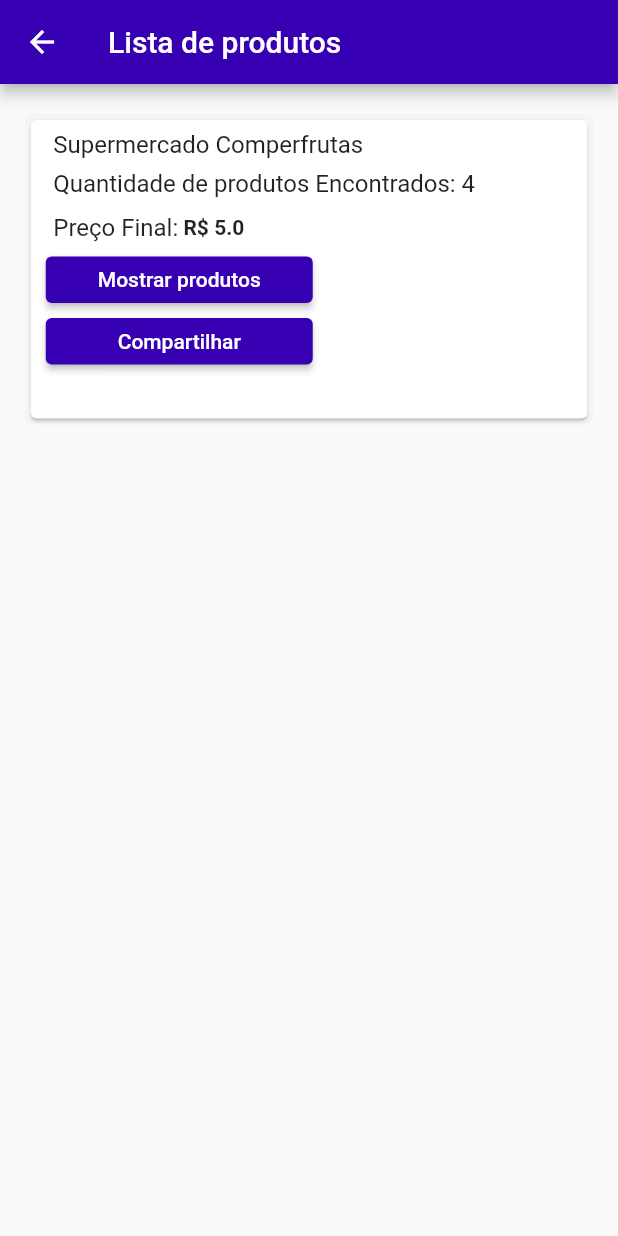
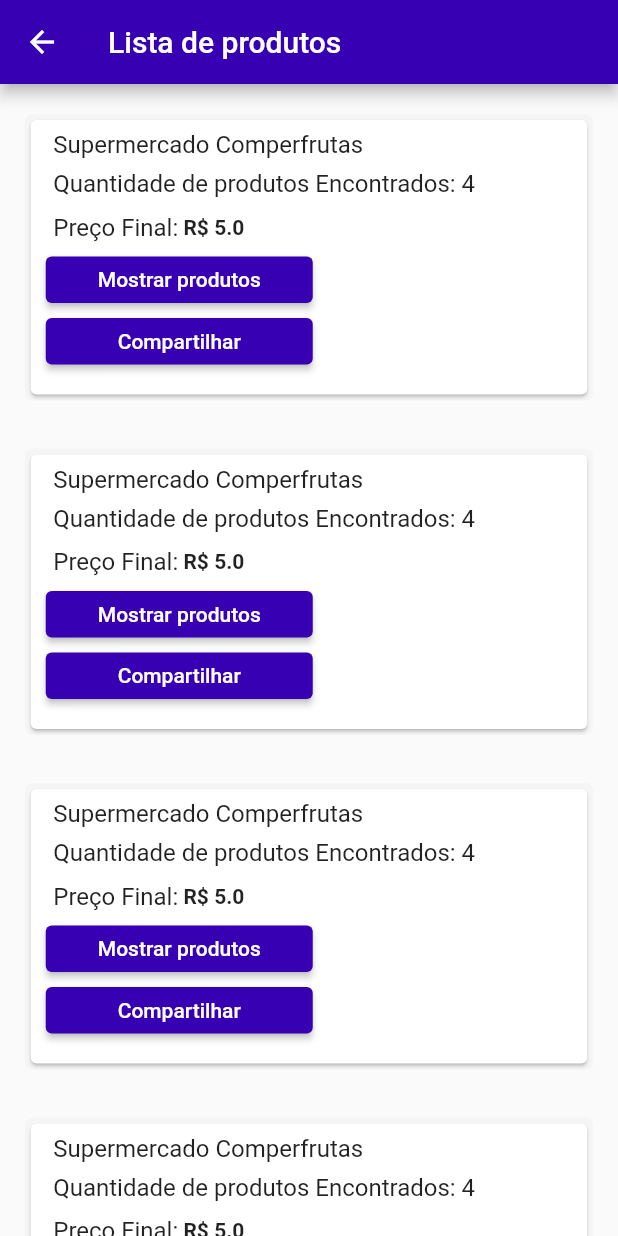
Before and after one commit to MathMedrado/procure_aqui, a Flutter app: the productComparationPage screen opened by its route, on a phone screen of 412 x 824 dp. Run offline on Flutter 3.47's test engine with Material 2 defaults, Android fonts, the light colour scheme and no system bars; missing offline and left inert: app_bar_with_search_switch.

Commit message:
adicionando telas finais

```diff
--- a/frontend/procure_aqui/lib/components/comparationProductCard.dart
+++ b/frontend/procure_aqui/lib/components/comparationProductCard.dart
@@ -1,10 +1,18 @@
 import 'package:flutter/material.dart';
 import 'package:procure_aqui/models/product.dart';
 
-class comparationProductCard extends StatelessWidget {
+class comparationProductCard extends StatefulWidget {
   const comparationProductCard({required this.product, super.key});
 
   final Product product;
+
+  @override
+  State<comparationProductCard> createState() => _comparationProductCardState();
+}
+
+class _comparationProductCardState extends State<comparationProductCard> {
+
+  bool isTableActive = false;
 
   @override
   Widget build(BuildContext context) {
@@ -12,7 +20,6 @@
       child: Container(
                 margin: EdgeInsets.only( bottom: 12, top: 20),
                 width: 379,
-                height: 207,
                 decoration: BoxDecoration(
                   borderRadius: BorderRadius.circular(5),
                   color: Colors.grey[100]
@@ -52,7 +59,7 @@
                               style: TextStyle(fontSize: 16),
                             ),
                             Text(
-                              ' R\$ ${product.getActualPrice}',
+                              ' R\$ ${widget.product.getActualPrice}',
                               textAlign: TextAlign.start,
                               style: TextStyle(fontWeight: FontWeight.bold),
                             ),
@@ -77,13 +84,75 @@
                             ),
                           ),
                           onPressed: (){
+                            if (isTableActive == false){
+                              setState(() {
+                                isTableActive = true;
+                                print(isTableActive);
+                              });
+                            }
+                            else if (isTableActive == true){
+                              setState(() {
+                                isTableActive = false;
+                                print(isTableActive);
+                              });
+                            }
                           },
                         ),
                       ),
+                      isTableActive == true? Container(
+                        color: Colors.white,
+                        padding: EdgeInsets.all(20.0),
+                        child:  Table(
+                          border: TableBorder.all(color: Colors.grey),
+                          children: [
+                            TableRow(children: [
+                              Container(
+                                padding: EdgeInsets.all(5),
+                                child: Text(
+                                  'Nome',
+                                  style: TextStyle(
+                                    fontWeight: FontWeight.bold
+                                  ),
+                                )
+                              ),
+                              Container(
+                                padding: EdgeInsets.all(5),
+                                child: Text(
+                                  'Preço',
+                                  style: TextStyle(
+                                    fontWeight: FontWeight.bold
+                                  ),
+                                )
+                              ),
+                            ]),
+                            TableRow(children: [
+                              Container(
+                                padding: EdgeInsets.all(5),
+                                child: Text(widget.product.nameProduct)
+                              ),
+                              Container(
+                                padding: EdgeInsets.all(5),
+                                child: Text('R\$ ${widget.product.getActualPrice}')
+                              ),
+                            ]),
+                            TableRow(children: [
+                              Container(
+                                padding: EdgeInsets.all(5),
+                                child: Text('Feijão Cristal')
+                              ),
+                              Container(
+                                padding: EdgeInsets.all(5),
+                                child: Text('R\$ 10,00')
+                              ),
+                            ])
+                          ],
+                        )
+                      ) : Container(),
+
                       Container(
                         width: 178,
                         height: 31,
-                        margin: EdgeInsets.only( left: 10, top: 10),
+                        margin: EdgeInsets.only( left: 10, top: 10, bottom: 20),
                         decoration: BoxDecoration(
                           borderRadius: BorderRadius.circular(10),
                         ),
@@ -100,7 +169,8 @@
                           onPressed: (){
                           },
                         ),
-                      )
+                      ),
+
                     ],
                   ),
                 ),
--- a/frontend/procure_aqui/lib/pages/UserFormPage.dart
+++ b/frontend/procure_aqui/lib/pages/UserFormPage.dart
@@ -433,7 +433,7 @@
               Row(
                 children: [
                   _buildButton(),
-                  smallPurpleButton('Cancelar')
+                  smallPurpleButton('Cancelar', func: () {  },)
                 ],
               ),
             ],
--- a/frontend/procure_aqui/lib/pages/listOfProducts.dart
+++ b/frontend/procure_aqui/lib/pages/listOfProducts.dart
@@ -19,11 +19,12 @@
           listOfProductcard(),
           listOfProductcard(),
           listOfProductcard(),
-          userInputButton(Colors.blue, 'Limpar Lista', (){}),
+          userInputButton(Colors.blue, 'Limpar Lista', (){
+            Navigator.of(context).pushNamed('/productEditPage');
+          }),
           userInputButton(Color(0xFF7B61FF), 'Comparar lista', (){
             Navigator.of(context).pushNamed('/productComparationPage');
           })
-
         ],
       ),
     );
--- a/frontend/procure_aqui/lib/pages/productComparationPage.dart
+++ b/frontend/procure_aqui/lib/pages/productComparationPage.dart
@@ -16,10 +16,17 @@
         backgroundColor:  Color(0xFF3700B3),
         title: Text('Lista de produtos'),
       ),
-      body: Column(
-        children: [
-          comparationProductCard(product: product)
-        ],
+      body: SingleChildScrollView(
+        child: Column(
+          children: [
+            comparationProductCard(product: product),
+            comparationProductCard(product: product),
+            comparationProductCard(product: product),
+            comparationProductCard(product: product),
+            comparationProductCard(product: product),
+            comparationProductCard(product: product)
+          ],
+        ),
       )
     );
   }
--- a/frontend/procure_aqui/lib/pages/userEditProfile.dart
+++ b/frontend/procure_aqui/lib/pages/userEditProfile.dart
@@ -317,7 +317,7 @@
                 child: Row(
                   children: [
                     _buildButton(),
-                    smallPurpleButton('Cancelar')
+                    smallPurpleButton('Cancelar', func: () {  },)
                   ],
                 ),
               ),
--- a/frontend/procure_aqui/lib/route_generator.dart
+++ b/frontend/procure_aqui/lib/route_generator.dart
@@ -6,12 +6,12 @@
 import 'package:procure_aqui/pages/UserFormPage.dart';
 import 'package:procure_aqui/pages/UserProfile.dart';
 import 'package:procure_aqui/pages/UserProfileExclusion.dart';
-import 'package:procure_aqui/pages/newUserFormPage.dart';
 import 'package:procure_aqui/pages/productComparationPage.dart';
 import 'package:procure_aqui/pages/productDetail.dart';
+import 'package:procure_aqui/pages/productEditPage.dart';
+import 'package:procure_aqui/pages/productRegistrationPage.dart';
 import 'package:procure_aqui/pages/userEditProfile.dart';
 import 'package:procure_aqui/pages/appHome.dart';
-import 'package:procure_aqui/pages/userEditProfile.dart';
 import 'models/user.dart';
 
 import 'main.dart';
@@ -54,6 +54,10 @@
         return _errorRoute();
       case '/productComparationPage':
               return MaterialPageRoute(builder: (_) => productComparationPage() );
+      case '/productRegistrationPage':
+        return MaterialPageRoute(builder: (_) => productRegistrationPage() );
+      case '/productEditPage':
+        return MaterialPageRoute(builder: (_) => productEditPage() );
       default:
         return _errorRoute();
     }
```
Also changed, not shown: frontend/procure_aqui/lib/components/smallPurpleButton.dart (+4 -4 lines), frontend/procure_aqui/lib/pages/productEditPage.dart (added, +99 -0 lines), frontend/procure_aqui/lib/pages/productRegistrationPage.dart (added, +174 -0 lines).
